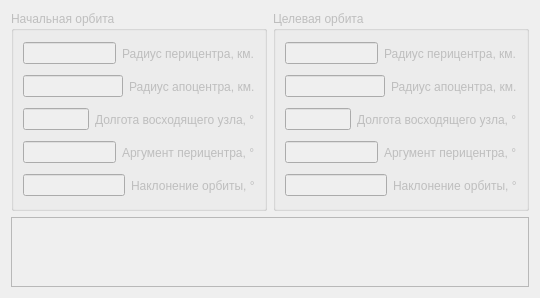
Old version of the form orbit_wdg.ui in the repository iquater/orbit.
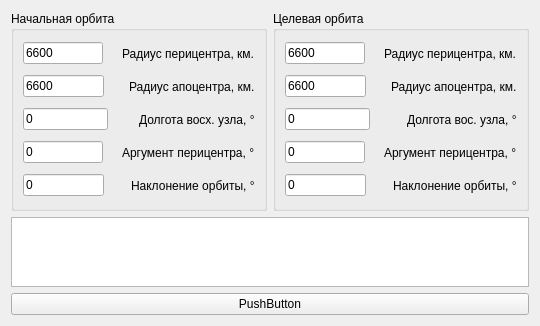
New version of the form.

Commit message: простенький интерфейс (memory leak in orbit_wdg.h function calc: need to clear scheme pointer)

```diff
--- a/orbit_wdg.ui
+++ b/orbit_wdg.ui
@@ -3,14 +3,14 @@
  <class>orbit</class>
  <widget class="QWidget" name="orbit">
   <property name="enabled">
-   <bool>false</bool>
+   <bool>true</bool>
   </property>
   <property name="geometry">
    <rect>
     <x>0</x>
     <y>0</y>
     <width>540</width>
-    <height>297</height>
+    <height>326</height>
    </rect>
   </property>
   <property name="windowTitle">
@@ -34,7 +34,27 @@
         <item>
          <layout class="QHBoxLayout" name="horizontalLayout_2">
           <item>
-           <widget class="QLineEdit" name="edt_init_peri"/>
+           <widget class="QLineEdit" name="edt_init_peri">
+            <property name="enabled">
+             <bool>true</bool>
+            </property>
+            <property name="text">
+             <string>6600</string>
+            </property>
+           </widget>
+          </item>
+          <item>
+           <spacer name="horizontalSpacer">
+            <property name="orientation">
+             <enum>Qt::Horizontal</enum>
+            </property>
+            <property name="sizeHint" stdset="0">
+             <size>
+              <width>40</width>
+              <height>20</height>
+             </size>
+            </property>
+           </spacer>
           </item>
           <item>
            <widget class="QLabel" name="label">
@@ -48,7 +68,27 @@
         <item>
          <layout class="QHBoxLayout" name="horizontalLayout_3">
           <item>
-           <widget class="QLineEdit" name="edt_ini_apo"/>
+           <widget class="QLineEdit" name="edt_init_apo">
+            <property name="enabled">
+             <bool>true</bool>
+            </property>
+            <property name="text">
+             <string>6600</string>
+            </property>
+           </widget>
+          </item>
+          <item>
+           <spacer name="horizontalSpacer_2">
+            <property name="orientation">
+             <enum>Qt::Horizontal</enum>
+            </property>
+            <property name="sizeHint" stdset="0">
+             <size>
+              <width>46</width>
+              <height>20</height>
+             </size>
+            </property>
+           </spacer>
           </item>
           <item>
            <widget class="QLabel" name="label_2">
@@ -62,12 +102,32 @@
         <item>
          <layout class="QHBoxLayout" name="horizontalLayout_4">
           <item>
-           <widget class="QLineEdit" name="edit_init_ascnode"/>
+           <widget class="QLineEdit" name="edt_init_ascnode">
+            <property name="enabled">
+             <bool>true</bool>
+            </property>
+            <property name="text">
+             <string>0</string>
+            </property>
+           </widget>
+          </item>
+          <item>
+           <spacer name="horizontalSpacer_3">
+            <property name="orientation">
+             <enum>Qt::Horizontal</enum>
+            </property>
+            <property name="sizeHint" stdset="0">
+             <size>
+              <width>48</width>
+              <height>20</height>
+             </size>
+            </property>
+           </spacer>
           </item>
           <item>
            <widget class="QLabel" name="label_3">
             <property name="text">
-             <string>Долгота восходящего узла, °</string>
+             <string>Долгота восх. узла, °</string>
             </property>
            </widget>
           </item>
@@ -76,7 +136,27 @@
         <item>
          <layout class="QHBoxLayout" name="horizontalLayout_5">
           <item>
-           <widget class="QLineEdit" name="edt_init_periarg"/>
+           <widget class="QLineEdit" name="edt_init_periarg">
+            <property name="enabled">
+             <bool>true</bool>
+            </property>
+            <property name="text">
+             <string>0</string>
+            </property>
+           </widget>
+          </item>
+          <item>
+           <spacer name="horizontalSpacer_4">
+            <property name="orientation">
+             <enum>Qt::Horizontal</enum>
+            </property>
+            <property name="sizeHint" stdset="0">
+             <size>
+              <width>40</width>
+              <height>20</height>
+             </size>
+            </property>
+           </spacer>
           </item>
           <item>
            <widget class="QLabel" name="label_4">
@@ -90,7 +170,27 @@
         <item>
          <layout class="QHBoxLayout" name="horizontalLayout_7">
           <item>
-           <widget class="QLineEdit" name="edt_init_inclination"/>
+           <widget class="QLineEdit" name="edt_init_inclination">
+            <property name="enabled">
+             <bool>true</bool>
+            </property>
+            <property name="text">
+             <string>0</string>
+            </property>
+           </widget>
+          </item>
+          <item>
+           <spacer name="horizontalSpacer_5">
+            <property name="orientation">
+             <enum>Qt::Horizontal</enum>
+            </property>
+            <property name="sizeHint" stdset="0">
+             <size>
+              <width>48</width>
+              <height>20</height>
+             </size>
+            </property>
+           </spacer>
           </item>
           <item>
            <widget class="QLabel" name="label_5">
@@ -119,7 +219,24 @@
         <item>
          <layout class="QHBoxLayout" name="horizontalLayout_9">
           <item>
-           <widget class="QLineEdit" name="edt_target_peri"/>
+           <widget class="QLineEdit" name="edt_target_peri">
+            <property name="text">
+             <string>6600</string>
+            </property>
+           </widget>
+          </item>
+          <item>
+           <spacer name="horizontalSpacer_6">
+            <property name="orientation">
+             <enum>Qt::Horizontal</enum>
+            </property>
+            <property name="sizeHint" stdset="0">
+             <size>
+              <width>40</width>
+              <height>20</height>
+             </size>
+            </property>
+           </spacer>
           </item>
           <item>
            <widget class="QLabel" name="label_8">
@@ -133,7 +250,24 @@
         <item>
          <layout class="QHBoxLayout" name="horizontalLayout_10">
           <item>
-           <widget class="QLineEdit" name="edt_target_apo"/>
+           <widget class="QLineEdit" name="edt_target_apo">
+            <property name="text">
+             <string>6600</string>
+            </property>
+           </widget>
+          </item>
+          <item>
+           <spacer name="horizontalSpacer_7">
+            <property name="orientation">
+             <enum>Qt::Horizontal</enum>
+            </property>
+            <property name="sizeHint" stdset="0">
+             <size>
+              <width>46</width>
+              <height>20</height>
+             </size>
+            </property>
+           </spacer>
           </item>
           <item>
            <widget class="QLabel" name="label_9">
@@ -147,12 +281,29 @@
         <item>
          <layout class="QHBoxLayout" name="horizontalLayout_11">
           <item>
-           <widget class="QLineEdit" name="edt_target_ascnode"/>
+           <widget class="QLineEdit" name="edt_target_ascnode">
+            <property name="text">
+             <string>0</string>
+            </property>
+           </widget>
+          </item>
+          <item>
+           <spacer name="horizontalSpacer_8">
+            <property name="orientation">
+             <enum>Qt::Horizontal</enum>
+            </property>
+            <property name="sizeHint" stdset="0">
+             <size>
+              <width>54</width>
+              <height>20</height>
+             </size>
+            </property>
+           </spacer>
           </item>
           <item>
            <widget class="QLabel" name="label_10">
             <property name="text">
-             <string>Долгота восходящего узла, °</string>
+             <string>Долгота вос. узла, °</string>
             </property>
            </widget>
           </item>
@@ -161,7 +312,24 @@
         <item>
          <layout class="QHBoxLayout" name="horizontalLayout_12">
           <item>
-           <widget class="QLineEdit" name="edt_target_periarg"/>
+           <widget class="QLineEdit" name="edt_target_periarg">
+            <property name="text">
+             <string>0</string>
+            </property>
+           </widget>
+          </item>
+          <item>
+           <spacer name="horizontalSpacer_9">
+            <property name="orientation">
+             <enum>Qt::Horizontal</enum>
+            </property>
+            <property name="sizeHint" stdset="0">
+             <size>
+              <width>40</width>
+              <height>20</height>
+             </size>
+            </property>
+           </spacer>
           </item>
           <item>
            <widget class="QLabel" name="label_11">
@@ -175,7 +343,24 @@
         <item>
          <layout class="QHBoxLayout" name="horizontalLayout_13">
           <item>
-           <widget class="QLineEdit" name="edt_target_inclination"/>
+           <widget class="QLineEdit" name="edt_target_inclination">
+            <property name="text">
+             <string>0</string>
+            </property>
+           </widget>
+          </item>
+          <item>
+           <spacer name="horizontalSpacer_10">
+            <property name="orientation">
+             <enum>Qt::Horizontal</enum>
+            </property>
+            <property name="sizeHint" stdset="0">
+             <size>
+              <width>48</width>
+              <height>20</height>
+             </size>
+            </property>
+           </spacer>
           </item>
           <item>
            <widget class="QLabel" name="label_12">
@@ -194,6 +379,16 @@
    <item>
     <widget class="QTextEdit" name="textEdit"/>
    </item>
+   <item>
+    <widget class="QPushButton" name="pushButton">
+     <property name="enabled">
+      <bool>true</bool>
+     </property>
+     <property name="text">
+      <string>PushButton</string>
+     </property>
+    </widget>
+   </item>
   </layout>
  </widget>
  <resources/>
```
The commit also changes 3 other files.
